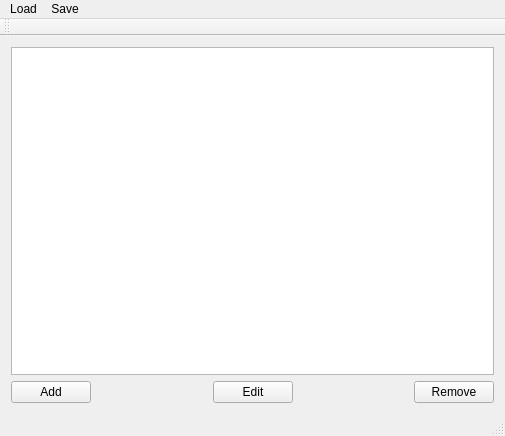
Before: the Qt Designer form Worksheet5/exercise 6/mainwindow.ui in gittgudd/2021_20234390, drawn with Qt 5.
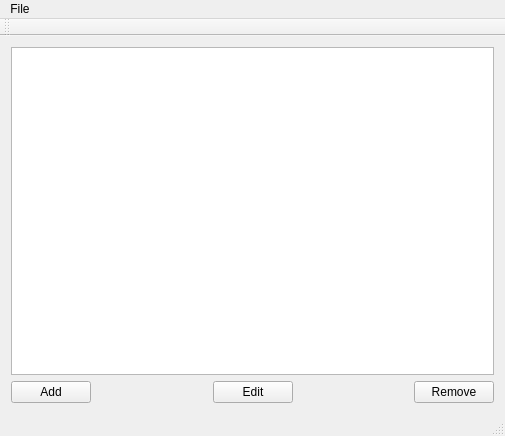
After: the same form once the commit is applied.

Diff of the .ui file:
```diff
--- a/Worksheet5/exercise 6/mainwindow.ui
+++ b/Worksheet5/exercise 6/mainwindow.ui
@@ -80,18 +80,12 @@
      <height>25</height>
     </rect>
    </property>
-   <widget class="QMenu" name="menuLoad">
+   <widget class="QMenu" name="menuFile">
     <property name="title">
-     <string>Load</string>
+     <string>File</string>
     </property>
    </widget>
-   <widget class="QMenu" name="menuSave">
-    <property name="title">
-     <string>Save</string>
-    </property>
-   </widget>
-   <addaction name="menuLoad"/>
-   <addaction name="menuSave"/>
+   <addaction name="menuFile"/>
   </widget>
   <widget class="QToolBar" name="mainToolBar">
    <attribute name="toolBarArea">
```
Left out of the diff: 6 changed lines with no effect on the pictures.
